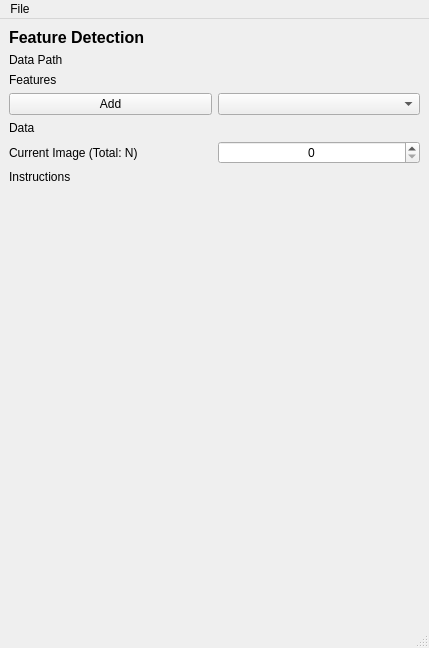
This is fibsem/ui/qtdesigner_files/FibsemFeatureDetectionUI.ui in DeMarcoLab/fibsem as Qt 5 draws it before an edit. The edited form follows.
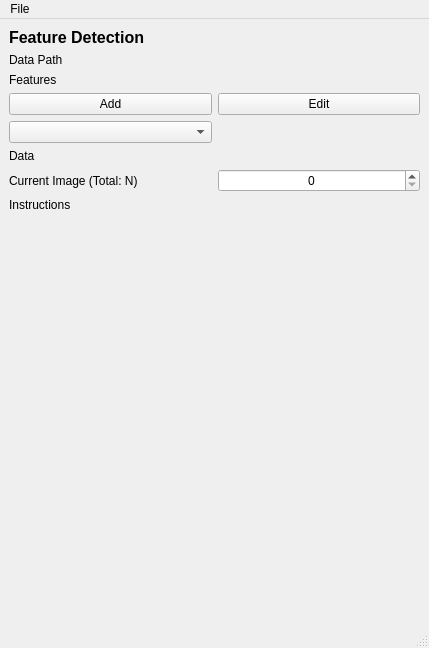
This is the edited form.

Commit message: tmp: working write to csv

Patch:
```diff
--- a/fibsem/ui/qtdesigner_files/FibsemFeatureDetectionUI.ui
+++ b/fibsem/ui/qtdesigner_files/FibsemFeatureDetectionUI.ui
@@ -15,46 +15,16 @@
   </property>
   <widget class="QWidget" name="centralwidget">
    <layout class="QGridLayout" name="gridLayout">
-    <item row="3" column="0">
-     <widget class="QPushButton" name="pushButton">
-      <property name="text">
-       <string>Add</string>
-      </property>
-     </widget>
+    <item row="4" column="0">
+     <widget class="QComboBox" name="comboBox_features"/>
     </item>
-    <item row="5" column="1">
-     <widget class="QSpinBox" name="spinBox_data_progress">
-      <property name="alignment">
-       <set>Qt::AlignCenter</set>
-      </property>
-      <property name="maximum">
-       <number>999999999</number>
-      </property>
-     </widget>
-    </item>
-    <item row="5" column="0">
+    <item row="7" column="0">
      <widget class="QLabel" name="label_data_progress">
       <property name="text">
        <string>Current Image (Total: N)</string>
       </property>
      </widget>
     </item>
-    <item row="3" column="1">
-     <widget class="QComboBox" name="comboBox_features"/>
-    </item>
-    <item row="7" column="0" colspan="2">
-     <spacer name="verticalSpacer">
-      <property name="orientation">
-       <enum>Qt::Vertical</enum>
-      </property>
-      <property name="sizeHint" stdset="0">
-       <size>
-        <width>20</width>
-        <height>40</height>
-       </size>
-      </property>
-     </spacer>
-    </item>
     <item row="0" column="0" colspan="2">
      <widget class="QLabel" name="label_header_features">
       <property name="font">
@@ -69,13 +39,6 @@
       </property>
      </widget>
     </item>
-    <item row="1" column="0" colspan="2">
-     <widget class="QLabel" name="label_data_info">
-      <property name="text">
-       <string>Data Path</string>
-      </property>
-     </widget>
-    </item>
     <item row="2" column="0" colspan="2">
      <widget class="QLabel" name="label_features_header">
       <property name="text">
@@ -83,20 +46,64 @@
       </property>
      </widget>
     </item>
-    <item row="4" column="0" colspan="2">
+    <item row="6" column="0" colspan="2">
      <widget class="QLabel" name="label_data_header">
       <property name="text">
        <string>Data</string>
       </property>
      </widget>
     </item>
-    <item row="6" column="0" colspan="2">
+    <item row="7" column="1">
+     <widget class="QSpinBox" name="spinBox_data_progress">
+      <property name="alignment">
+       <set>Qt::AlignCenter</set>
+      </property>
+      <property name="maximum">
+       <number>999999999</number>
+      </property>
+     </widget>
+    </item>
+    <item row="9" column="0" colspan="2">
+     <spacer name="verticalSpacer">
+      <property name="orientation">
+       <enum>Qt::Vertical</enum>
+      </property>
+      <property name="sizeHint" stdset="0">
+       <size>
+        <width>20</width>
+        <height>40</height>
+       </size>
+      </property>
+     </spacer>
+    </item>
+    <item row="8" column="0" colspan="2">
      <widget class="QLabel" name="label_instructions">
       <property name="text">
        <string>Instructions</string>
       </property>
      </widget>
     </item>
+    <item row="1" column="0" colspan="2">
+     <widget class="QLabel" name="label_data_info">
+      <property name="text">
+       <string>Data Path</string>
+      </property>
+     </widget>
+    </item>
+    <item row="3" column="0">
+     <widget class="QPushButton" name="pushButton_add_feature">
+      <property name="text">
+       <string>Add</string>
+      </property>
+     </widget>
+    </item>
+    <item row="3" column="1">
+     <widget class="QPushButton" name="pushButton_edit_feature">
+      <property name="text">
+       <string>Edit</string>
+      </property>
+     </widget>
+    </item>
    </layout>
   </widget>
   <widget class="QMenuBar" name="menubar">
```
The commit also changes 2 other files.
